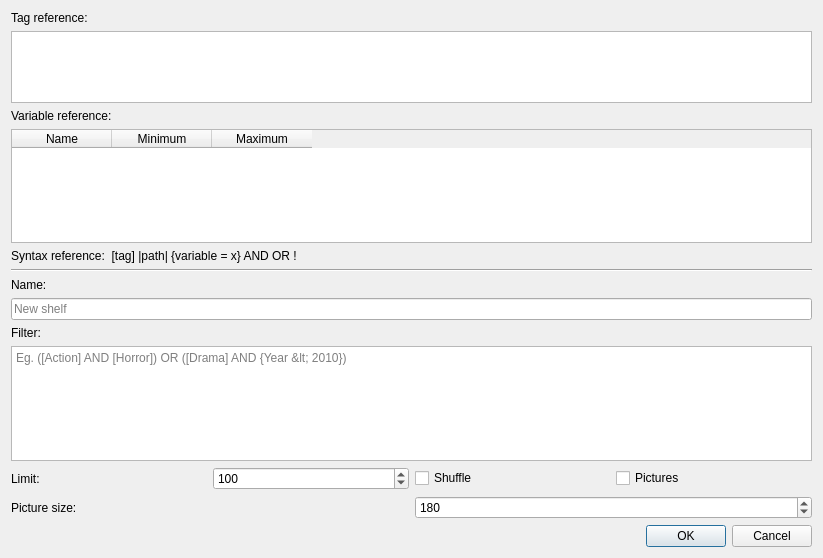
Qt form ui/xml/new_shelf.ui (JakeMartin-ICL/flex) before a commit.
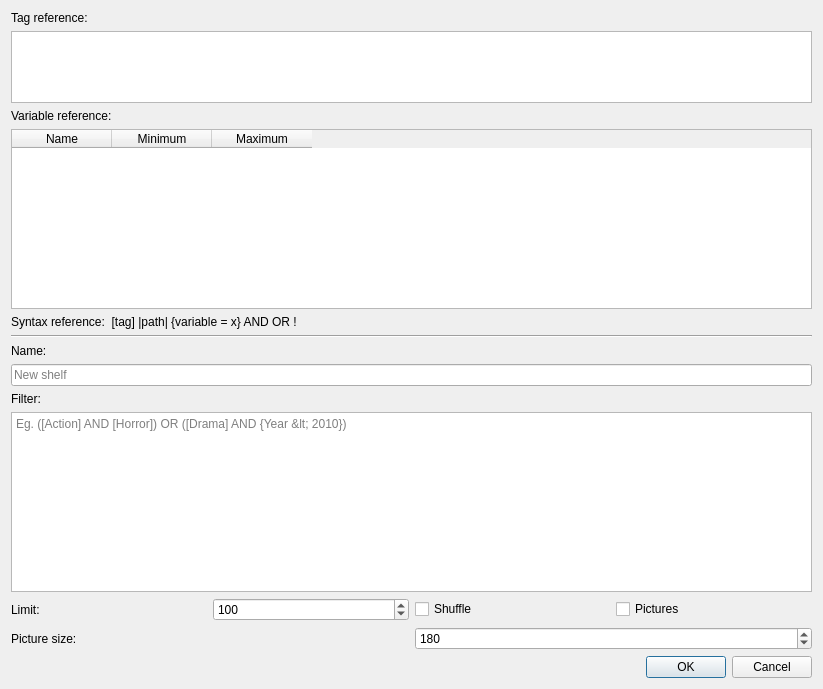
The same form after that commit.

Patch:
```diff
--- a/ui/xml/new_shelf.ui
+++ b/ui/xml/new_shelf.ui
@@ -7,7 +7,7 @@
     <x>0</x>
     <y>0</y>
     <width>823</width>
-    <height>558</height>
+    <height>689</height>
    </rect>
   </property>
   <property name="windowTitle">
```
